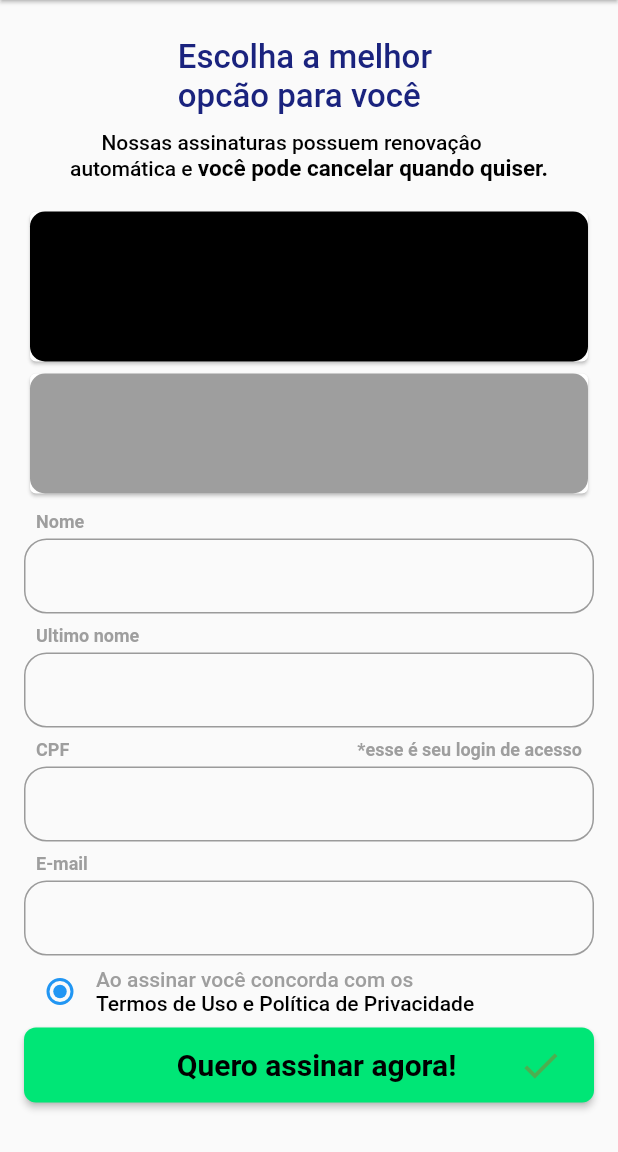
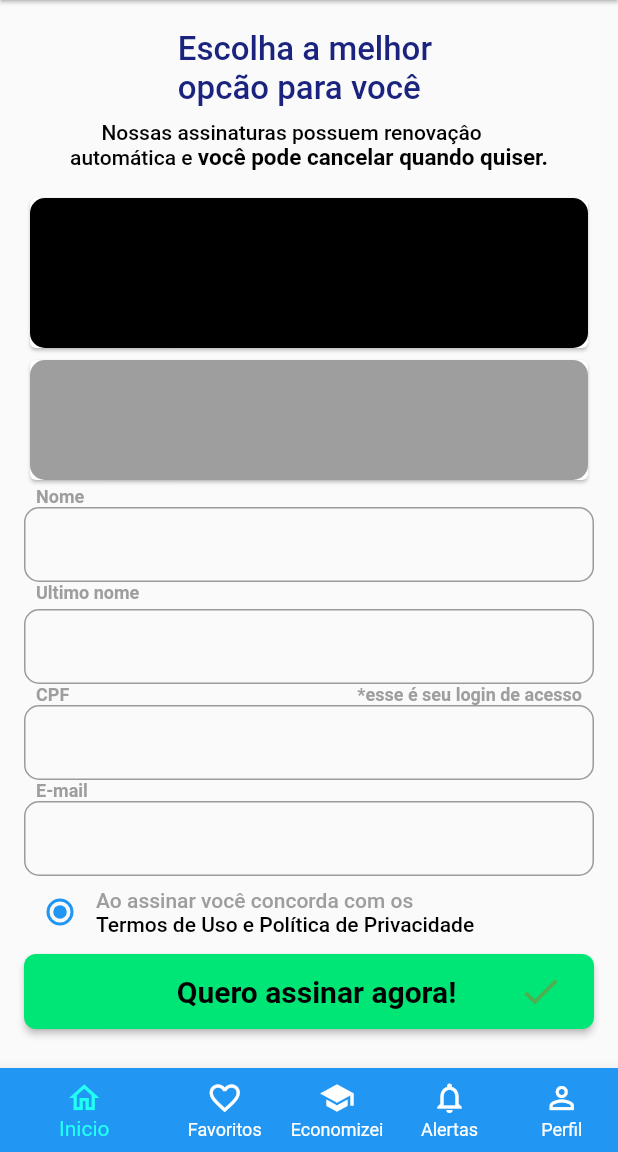
Before and after one commit to arielsardinha/maisbr, a Flutter app: the AssinaturaPage screen opened by its route, on a phone screen of 412 x 824 dp, the part 84-1236 px from its top. Run offline on Flutter 3.47's test engine with Material 2 defaults, Android fonts, the phone set to English and light mode, and no system bars; our stand-ins replace fluttericon, get, google_maps_flutter; missing offline and left inert: validatorless.

Commit message:
add icons

```diff
--- a/lib/app/components/inputs/elevated_buttom/elevated_buttom.dart
+++ b/lib/app/components/inputs/elevated_buttom/elevated_buttom.dart
@@ -7,6 +7,7 @@ class MBRElevatedButtom extends StatelessWidget {
   final Color? backgroundColor;
   final EdgeInsetsGeometry? padding;
   final Color? labelColor;
+  final BorderRadiusGeometry? borderRadius;
   const MBRElevatedButtom({
     Key? key,
     required this.label,
@@ -15,6 +16,7 @@ class MBRElevatedButtom extends StatelessWidget {
     this.backgroundColor,
     this.padding,
     this.labelColor,
+    this.borderRadius,
   }) : super(key: key);
 
   @override
@@ -26,7 +28,7 @@ class MBRElevatedButtom extends StatelessWidget {
         foregroundColor: Colors.white,
         backgroundColor: backgroundColor ?? Colors.greenAccent[400],
         shape: RoundedRectangleBorder(
-          borderRadius: BorderRadius.circular(8.0),
+          borderRadius: borderRadius ?? BorderRadius.circular(8.0),
         ),
       ),
       child: Row(
--- a/lib/app/components/inputs/mbr_text_form_field.dart
+++ b/lib/app/components/inputs/mbr_text_form_field.dart
@@ -23,6 +23,7 @@ class MBRTextFormField extends StatefulWidget {
   final String? initialValue;
   final int? maxLength;
   final Widget? prefixIcon;
+  final BorderRadius? borderRadius;
   const MBRTextFormField({
     Key? key,
     this.controller,
@@ -46,6 +47,7 @@ class MBRTextFormField extends StatefulWidget {
     this.initialValue,
     this.maxLength,
     this.prefixIcon,
+    this.borderRadius,
   }) : super(key: key);
 
   @override
@@ -125,10 +127,8 @@ class _MBRTextFormFieldState extends State<MBRTextFormField> {
               onTap: _onTapSuffixIcon(),
               child: _hasInputPassword(),
             ),
-            border: const OutlineInputBorder(
-              borderRadius: BorderRadius.all(
-                Radius.circular(15),
-              ),
+            border: OutlineInputBorder(
+              borderRadius: widget.borderRadius ?? BorderRadius.circular(15),
             ),
           ),
         ),
--- a/lib/app/components/inputs/search/mbr_search.dart
+++ b/lib/app/components/inputs/search/mbr_search.dart
@@ -13,7 +13,7 @@ class MbrSearch extends StatelessWidget {
       padding: const EdgeInsets.only(left: 20, right: 20, top: 12, bottom: 12),
       child: TextField(
         decoration: const InputDecoration(
-          border: OutlineInputBorder(borderRadius: BorderRadius.all(Radius.circular(16))),
+          border: OutlineInputBorder(borderRadius: BorderRadius.all(Radius.circular(8))),
           hintText: 'O que você busca hoje? ',
           suffixIcon: Icon(Icons.search, color: Colors.black),
         ),
--- a/lib/app/components/layout/scaffold/bottom_navigator_bar.dart
+++ b/lib/app/components/layout/scaffold/bottom_navigator_bar.dart
@@ -17,12 +17,12 @@ class _BottomNavigatorBarState extends State<BottomNavigatorBar> {
     return BottomNavigationBar(
       items: [
         BottomNavigationBarItem(
-          icon: const Icon(Icons.home),
+          icon: const Icon(Icons.home_outlined),
           label: 'Inicio',
           backgroundColor: theme.colorScheme.primary,
         ),
         BottomNavigationBarItem(
-          icon: const Icon(Icons.favorite),
+          icon: const Icon(Icons.favorite_outline),
           label: 'Favoritos',
           backgroundColor: theme.colorScheme.primary,
         ),
@@ -32,12 +32,12 @@ class _BottomNavigatorBarState extends State<BottomNavigatorBar> {
           backgroundColor: theme.colorScheme.primary,
         ),
         BottomNavigationBarItem(
-          icon: const Icon(Icons.notifications),
+          icon: const Icon(Icons.notifications_outlined),
           label: 'Alertas',
           backgroundColor: theme.colorScheme.primary,
         ),
         BottomNavigationBarItem(
-          icon: const Icon(Icons.person_sharp),
+          icon: const Icon(Icons.person_outline),
           label: 'Perfil',
           backgroundColor: theme.colorScheme.primary,
         ),
--- a/lib/app/modules/assinatura/view/assinatura_page.dart
+++ b/lib/app/modules/assinatura/view/assinatura_page.dart
@@ -4,6 +4,7 @@ import 'package:get/get_navigation/src/extension_navigation.dart';
 import 'package:maisbr/app/components/inputs/mbr_text_form_field.dart';
 import 'package:maisbr/app/components/inputs/elevated_buttom/elevated_buttom.dart';
 import 'package:maisbr/app/components/layout/app_bar/app_bar.dart';
+import 'package:maisbr/app/components/layout/scaffold/bottom_navigator_bar.dart';
 import 'package:maisbr/app/components/layout/scaffold/scaffold_drawer.dart';
 import 'package:maisbr/app/modules/assinatura/widgets/politica_privacidade_text_widget.dart';
 import 'package:maisbr/app/modules/assinatura/widgets/titles_assignature.dart';
@@ -21,11 +22,11 @@ class AssinaturaPage extends StatelessWidget {
         child: Column(
           children: [
             const Padding(
-              padding: EdgeInsets.only(top: 25.0),
+              padding: EdgeInsets.only(top: 20.0),
               child: AssinaturaTitles(),
             ),
             Padding(
-              padding: const EdgeInsets.only(left: 16, right: 16, top: 16),
+              padding: const EdgeInsets.only(left: 16, right: 16, top: 14),
               child: Card(
                 child: Stack(
                   children: [
@@ -62,15 +63,19 @@ class AssinaturaPage extends StatelessWidget {
               ),
             ),
             Padding(
-              padding: const EdgeInsets.only(left: 16, right: 16, top: 8),
+              padding: const EdgeInsets.only(
+                left: 16,
+                right: 16,
+              ),
               child: Column(
                 crossAxisAlignment: CrossAxisAlignment.start,
                 children: [
                   const Padding(
-                    padding: EdgeInsets.only(left: 8, bottom: 4),
+                    padding: EdgeInsets.only(left: 8),
                     child: Text('Nome', style: TextStyle(fontSize: 12, color: Colors.grey, fontWeight: FontWeight.bold)),
                   ),
                   MBRTextFormField(
+                    borderRadius: BorderRadius.circular(10),
                     hintText: 'Nome',
                     keyboardType: TextInputType.text,
                     validator: (value) {
@@ -81,7 +86,10 @@ class AssinaturaPage extends StatelessWidget {
               ),
             ),
             Padding(
-              padding: const EdgeInsets.only(left: 16, right: 16, top: 8),
+              padding: const EdgeInsets.only(
+                left: 16,
+                right: 16,
+              ),
               child: Column(
                 crossAxisAlignment: CrossAxisAlignment.start,
                 children: [
@@ -90,6 +98,7 @@ class AssinaturaPage extends StatelessWidget {
                     child: Text('Ultimo nome', style: TextStyle(fontSize: 12, color: Colors.grey, fontWeight: FontWeight.bold)),
                   ),
                   MBRTextFormField(
+                    borderRadius: BorderRadius.circular(10),
                     hintText: 'Ultimo nome',
                     keyboardType: TextInputType.text,
                     validator: (value) {
@@ -100,12 +109,12 @@ class AssinaturaPage extends StatelessWidget {
               ),
             ),
             Padding(
-              padding: const EdgeInsets.only(left: 16, right: 16, top: 8),
+              padding: const EdgeInsets.only(left: 16, right: 16),
               child: Column(
                 crossAxisAlignment: CrossAxisAlignment.start,
                 children: [
                   Padding(
-                    padding: const EdgeInsets.only(right: 8, left: 8, bottom: 4),
+                    padding: const EdgeInsets.only(right: 8, left: 8),
                     child: Row(
                       mainAxisAlignment: MainAxisAlignment.spaceBetween,
                       children: const [
@@ -115,6 +124,7 @@ class AssinaturaPage extends StatelessWidget {
                     ),
                   ),
                   MBRTextFormField(
+                    borderRadius: BorderRadius.circular(10),
                     hintText: 'CPF',
                     keyboardType: TextInputType.text,
                     validator: (value) {
@@ -125,29 +135,36 @@ class AssinaturaPage extends StatelessWidget {
               ),
             ),
             Padding(
-              padding: const EdgeInsets.only(left: 16, right: 16, top: 8),
+              padding: const EdgeInsets.only(left: 16, right: 16),
               child: Column(
                 crossAxisAlignment: CrossAxisAlignment.start,
                 children: [
                   const Padding(
-                    padding: EdgeInsets.only(left: 8, bottom: 4),
+                    padding: EdgeInsets.only(left: 8),
                     child: Text('E-mail', style: TextStyle(fontSize: 12, color: Colors.grey, fontWeight: FontWeight.bold)),
                   ),
                   MBRTextFormField(
+                    borderRadius: BorderRadius.circular(10),
                     hintText: 'E-mail',
                     keyboardType: TextInputType.text,
                     validator: (value) {
                       return null;
                     },
                   ),
-                  const AssinaturaPoliticaPrivacidadeTextWidget(),
-                  MBRElevatedButtom(
-                    label: 'Quero assinar agora!',
-                    padding: const EdgeInsets.symmetric(vertical: 10),
-                    icon: Icons.check,
-                    onPressed: () {
-                      // Get.toNamed(Routes.INFO_PERFIL);
-                    },
+                  Padding(
+                    padding: const EdgeInsets.only(bottom: 4),
+                    child: const AssinaturaPoliticaPrivacidadeTextWidget(),
+                  ),
+                  Padding(
+                    padding: const EdgeInsets.only(bottom: 10),
+                    child: MBRElevatedButtom(
+                      label: 'Quero assinar agora!',
+                      padding: const EdgeInsets.symmetric(vertical: 10),
+                      icon: Icons.check,
+                      onPressed: () {
+                        Get.toNamed(Routes.INFO_PERFIL);
+                      },
+                    ),
                   ),
                 ],
               ),
@@ -155,6 +172,7 @@ class AssinaturaPage extends StatelessWidget {
           ],
         ),
       ),
+      bottomNavigationBar: const BottomNavigatorBar(),
     );
   }
 }
--- a/lib/app/modules/assinatura/widgets/titles_assignature.dart
+++ b/lib/app/modules/assinatura/widgets/titles_assignature.dart
@@ -13,7 +13,7 @@ class AssinaturaTitles extends StatelessWidget {
             style: TextStyle(fontSize: 22, fontWeight: FontWeight.w500, color: Colors.indigo[900]),
           ),
         ),
-        const SizedBox(height: 10),
+        const SizedBox(height: 8),
         RichText(
           text: const TextSpan(
             children: <TextSpan>[
--- a/lib/app/modules/cadastro/widgets/perfil_widget.dart
+++ b/lib/app/modules/cadastro/widgets/perfil_widget.dart
@@ -17,7 +17,10 @@ class CadastroPerfilWidget extends StatelessWidget {
                 radius: 40,
                 child: Icon(Icons.person, size: 80),
               ),
-              Text('Editar', style: TextStyle(fontSize: 12, fontWeight: FontWeight.bold)),
+              Padding(
+                padding: EdgeInsets.all(4.0),
+                child: Text('Editar', style: TextStyle(fontSize: 12, fontWeight: FontWeight.bold)),
+              ),
             ],
           ),
         ],
--- a/lib/app/modules/details/view/details_page.dart
+++ b/lib/app/modules/details/view/details_page.dart
@@ -2,6 +2,7 @@ import 'package:flutter/material.dart';
 import 'package:get/get_core/src/get_main.dart';
 import 'package:get/get_navigation/src/extension_navigation.dart';
 import 'package:maisbr/app/components/layout/app_bar/app_bar.dart';
+import 'package:maisbr/app/components/layout/scaffold/bottom_navigator_bar.dart';
 import 'package:maisbr/app/components/layout/scaffold/scaffold_drawer.dart';
 import 'package:maisbr/app/modules/details/widgets/card_store_location/card_store_location.dart';
 import 'package:maisbr/app/modules/details/widgets/data_grid/data_grid_widget.dart';
@@ -50,6 +51,7 @@ class DetailsPage extends StatelessWidget {
           const DetailsGoogleMapsWidget(),
         ],
       ),
+      bottomNavigationBar: const BottomNavigatorBar(),
     );
   }
 }
--- a/pubspec.yaml
+++ b/pubspec.yaml
@@ -38,6 +38,7 @@ dependencies:
   get: ^4.6.5
   validatorless: ^1.2.3
   google_maps_flutter: ^2.2.5
+  fluttericon: ^2.0.0
 
 
 dev_dependencies:
```
Also changed, not shown: lib/app/modules/cadastro/view/cadastro_page.dart (+5 -2 lines), lib/app/modules/details/widgets/card_social_midia/card_social_midia.dart (+44 -7 lines), lib/app/modules/home/view/home_page.dart (+4 -7 lines), lib/app/modules/home/widgets/ads_widget.dart/ads_widget.dart (+5 -2 lines), pubspec.lock.
